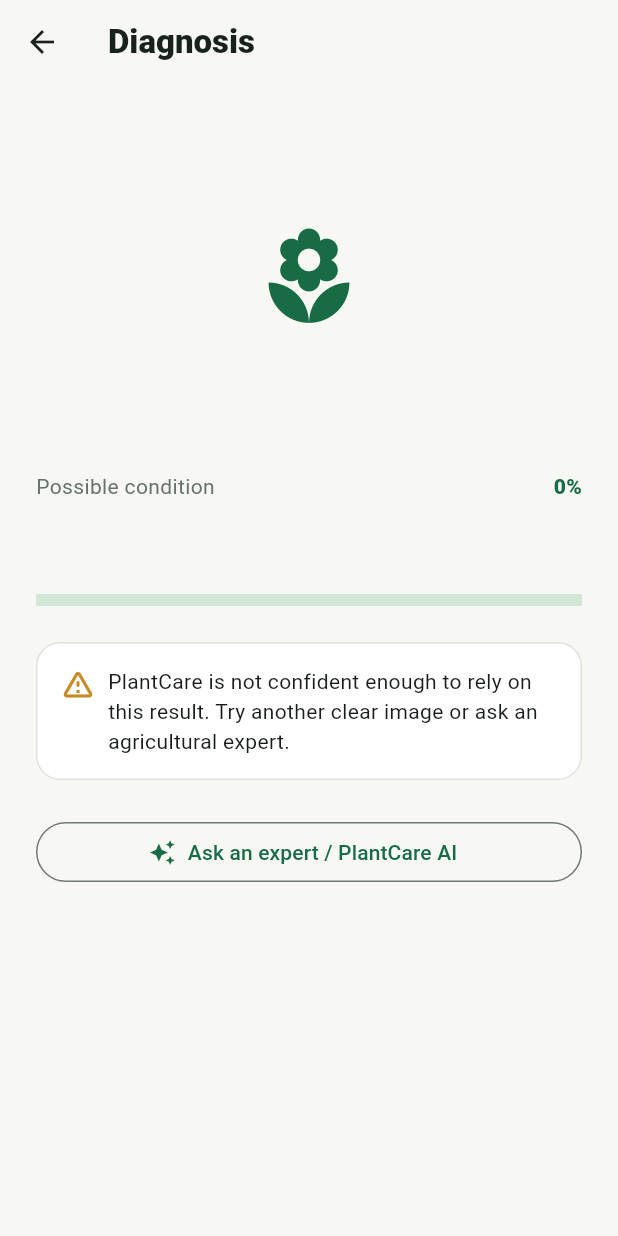
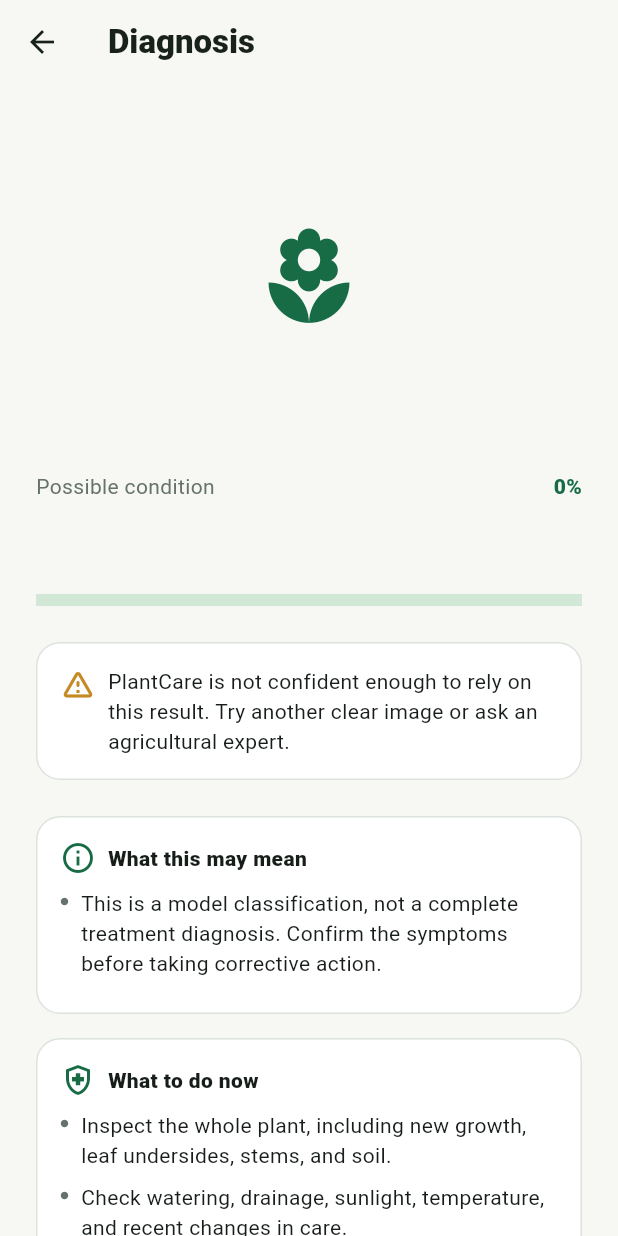
Before and after one commit to antony916/plant-disease-detection-cnn, a Flutter app: the DiagnosisScreen screen opened directly with empty values, on a phone screen of 412 x 824 dp. Run offline on Flutter 3.47's test engine with Material 3 defaults, Android fonts, the phone set to English and light mode, and no system bars; our stand-ins replace firebase_core, firebase_messaging, image_picker, supabase_flutter; accounts and stored records are empty; statements that could not run were skipped.

Commit message:
Show actionable care guidance on diagnosis results

```diff
--- a/mobile/lib/features/diagnosis/diagnosis_screen.dart
+++ b/mobile/lib/features/diagnosis/diagnosis_screen.dart
@@ -2,6 +2,7 @@
 
 import '../../core/navigation/app_router.dart';
 import '../../core/services/diagnosis_service.dart';
+import '../../core/services/plant_care_guidance_service.dart';
 import '../../core/theme/app_theme.dart';
 
 class DiagnosisScreen extends StatelessWidget {
@@ -13,6 +14,7 @@
   Widget build(BuildContext context) {
     final percent = (result.confidence * 100).round();
     final lowConfidence = result.needsExpertReview || result.confidence < 0.70;
+    final guidance = const PlantCareGuidanceService().forCondition(result.condition);
 
     return Scaffold(
       appBar: AppBar(
@@ -99,6 +101,24 @@
             ),
           ),
           const SizedBox(height: PlantCareSpacing.lg),
+          _GuidanceSection(
+            title: 'What this may mean',
+            icon: Icons.info_outline,
+            items: [guidance.summary],
+          ),
+          const SizedBox(height: PlantCareSpacing.md),
+          _GuidanceSection(
+            title: 'What to do now',
+            icon: Icons.health_and_safety_outlined,
+            items: guidance.actions,
+          ),
+          const SizedBox(height: PlantCareSpacing.md),
+          _GuidanceSection(
+            title: 'Prevention & monitoring',
+            icon: Icons.shield_outlined,
+            items: guidance.prevention,
+          ),
+          const SizedBox(height: PlantCareSpacing.lg),
           if (!lowConfidence)
             FilledButton(
               onPressed: () => Navigator.pushNamed(
@@ -125,3 +145,62 @@
     );
   }
 }
+
+
+class _GuidanceSection extends StatelessWidget {
+  final String title;
+  final IconData icon;
+  final List<String> items;
+
+  const _GuidanceSection({
+    required this.title,
+    required this.icon,
+    required this.items,
+  });
+
+  @override
+  Widget build(BuildContext context) {
+    return Card(
+      child: Padding(
+        padding: const EdgeInsets.all(PlantCareSpacing.md),
+        child: Column(
+          crossAxisAlignment: CrossAxisAlignment.start,
+          children: [
+            Row(
+              children: [
+                Icon(icon, color: PlantCareColors.primary),
+                const SizedBox(width: PlantCareSpacing.sm),
+                Expanded(
+                  child: Text(
+                    title,
+                    style: const TextStyle(fontWeight: FontWeight.w800),
+                  ),
+                ),
+              ],
+            ),
+            const SizedBox(height: PlantCareSpacing.sm),
+            for (final item in items)
+              Padding(
+                padding: const EdgeInsets.only(bottom: PlantCareSpacing.sm),
+                child: Row(
+                  crossAxisAlignment: CrossAxisAlignment.start,
+                  children: [
+                    const Padding(
+                      padding: EdgeInsets.only(top: 6),
+                      child: Icon(
+                        Icons.circle,
+                        size: 6,
+                        color: PlantCareColors.muted,
+                      ),
+                    ),
+                    const SizedBox(width: PlantCareSpacing.sm),
+                    Expanded(child: Text(item)),
+                  ],
+                ),
+              ),
+          ],
+        ),
+      ),
+    );
+  }
+}
```
